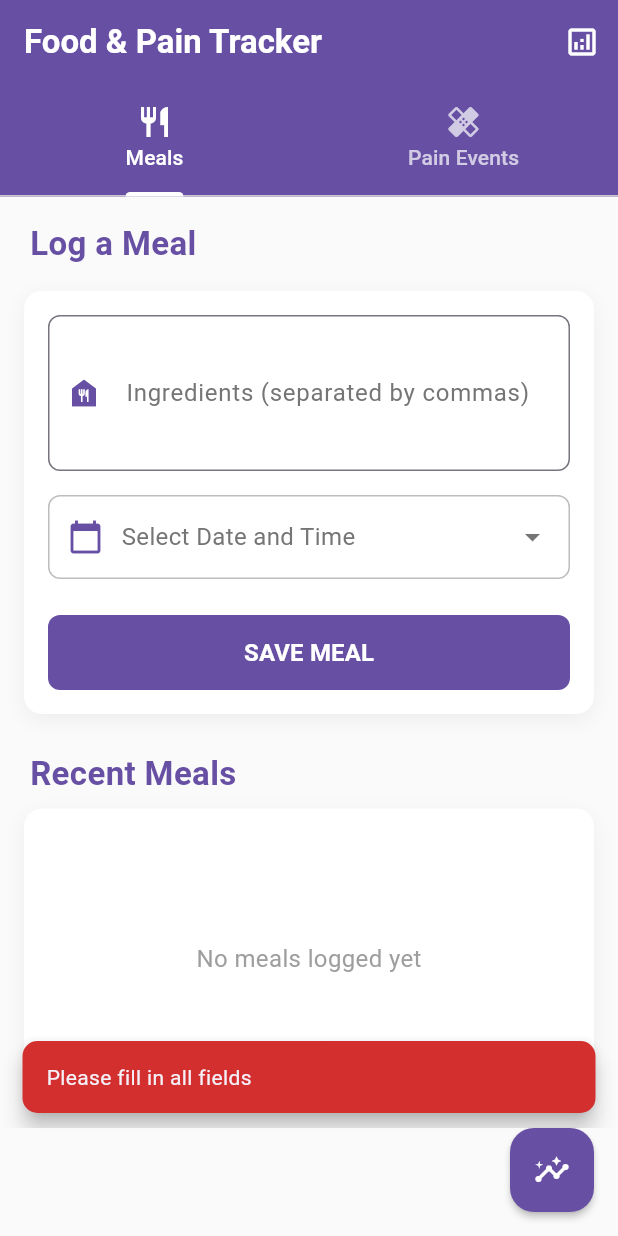
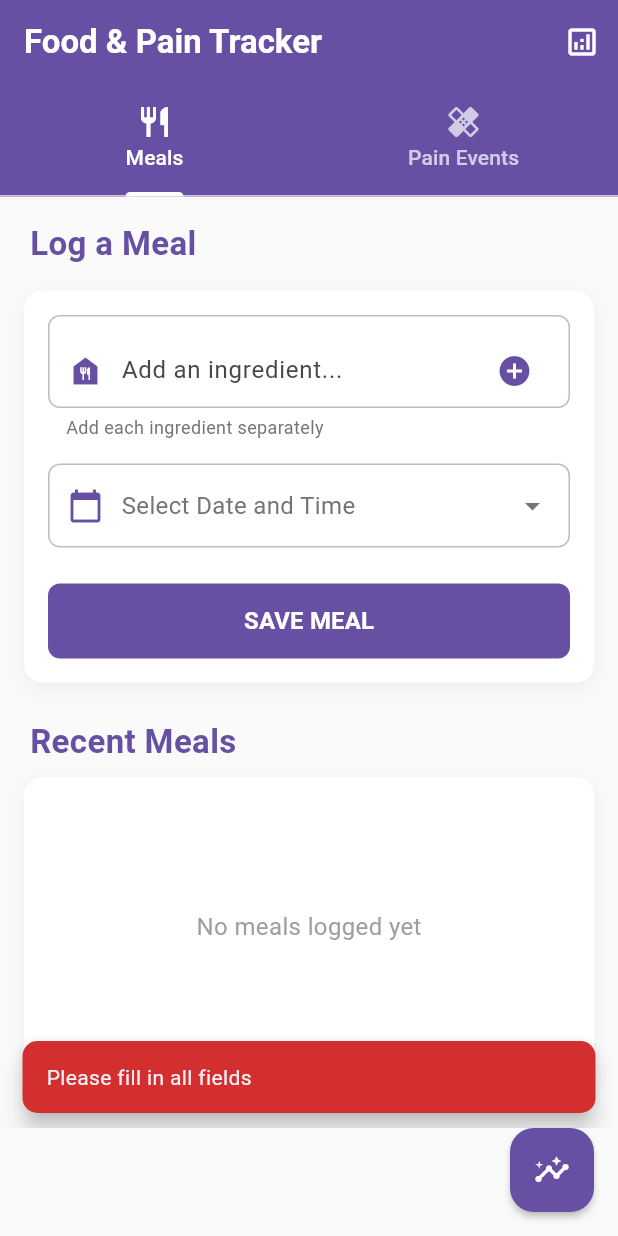
Before and after one commit to KellyRoussel/Bobobidou, a Flutter app: the screen it shows after launch, after a tap on "SAVE MEAL", on a phone screen of 412 x 824 dp. Run offline on Flutter 3.47's test engine with Material 3 defaults, Android fonts, the phone set to English and light mode, and no system bars; our stand-ins replace fl_chart, sqflite; accounts and stored records are empty.

Commit message:
improve ingredients selection

```diff
--- a/lib/pages/home_page.dart
+++ b/lib/pages/home_page.dart
@@ -1,3 +1,4 @@
+import 'package:bobobidou/pages/widgets/ingredients_chips.dart';
 import 'package:flutter/material.dart';
 import 'package:provider/provider.dart';
 import '../models/meal.dart';
@@ -19,6 +20,7 @@ class _HomePageState extends State<HomePage> with SingleTickerProviderStateMixin
   DateTime? _selectedMealDateTime;
   DateTime? _selectedPainDateTime;
   late TabController _tabController;
+  List<String> _selectedIngredients = [];
 
   @override
   void initState() {
@@ -140,21 +142,12 @@ class _HomePageState extends State<HomePage> with SingleTickerProviderStateMixin
                   child: Column(
                     crossAxisAlignment: CrossAxisAlignment.start,
                     children: [
-                      TextField(
-                        controller: _ingredientsController,
-                        decoration: InputDecoration(
-                          labelText: "Ingredients (separated by commas)",
-                          labelStyle: TextStyle(color: Colors.grey[600]),
-                          border: OutlineInputBorder(
-                            borderRadius: BorderRadius.circular(8),
-                          ),
-                          focusedBorder: OutlineInputBorder(
-                            borderRadius: BorderRadius.circular(8),
-                            borderSide: const BorderSide(color: Color(0xFF6750A4), width: 2),
-                          ),
-                          prefixIcon: const Icon(Icons.food_bank, color: Color(0xFF6750A4)),
-                        ),
-                        maxLines: 3,
+                      IngredientInputWidget(
+                        onIngredientsChanged: (ingredients) {
+                          setState(() {
+                            _selectedIngredients = ingredients;
+                          });
+                        },
                       ),
                       const SizedBox(height: 16),
                       InkWell(
@@ -198,23 +191,17 @@ class _HomePageState extends State<HomePage> with SingleTickerProviderStateMixin
                         height: 50,
                         child: ElevatedButton(
                           onPressed: () async {
-                            if (_selectedMealDateTime != null &&
-                                _ingredientsController.text.trim().isNotEmpty) {
-                              final ingredients = _ingredientsController.text
-                                  .split(',')
-                                  .map((s) => s.trim())
-                                  .where((s) => s.isNotEmpty)
-                                  .toList();
-
+                            if (_selectedMealDateTime != null && _selectedIngredients.isNotEmpty) {
                               Meal meal = Meal(
-                                  dateTime: _selectedMealDateTime!,
-                                  ingredients: ingredients);
+                                dateTime: _selectedMealDateTime!,
+                                ingredients: _selectedIngredients,
+                              );
 
                               await mealsProvider.addMeal(meal);
-                              _ingredientsController.clear();
 
                               setState(() {
                                 _selectedMealDateTime = null;
+                                _selectedIngredients = [];
                               });
 
                               ScaffoldMessenger.of(context).showSnackBar(
--- /dev/null
+++ b/lib/pages/widgets/ingredients_chips.dart
@@ -0,0 +1,126 @@
+import 'package:flutter/material.dart';
+
+class IngredientInputWidget extends StatefulWidget {
+  final List<String> initialIngredients;
+  final Function(List<String>) onIngredientsChanged;
+
+  const IngredientInputWidget({
+    Key? key,
+    this.initialIngredients = const [],
+    required this.onIngredientsChanged,
+  }) : super(key: key);
+
+  @override
+  State<IngredientInputWidget> createState() => _IngredientInputWidgetState();
+}
+
+class _IngredientInputWidgetState extends State<IngredientInputWidget> {
+  final TextEditingController _controller = TextEditingController();
+  final FocusNode _focusNode = FocusNode();
+  List<String> _ingredients = [];
+
+  @override
+  void initState() {
+    super.initState();
+    _ingredients = List.from(widget.initialIngredients);
+  }
+
+  @override
+  void dispose() {
+    _controller.dispose();
+    _focusNode.dispose();
+    super.dispose();
+  }
+
+  void _addIngredient(String ingredient) {
+    if (ingredient.trim().isNotEmpty &&
+        !_ingredients.contains(ingredient.trim())) {
+      setState(() {
+        _ingredients.add(ingredient.trim());
+        _controller.clear();
+      });
+      widget.onIngredientsChanged(_ingredients);
+    }
+  }
+
+  void _removeIngredient(String ingredient) {
+    setState(() {
+      _ingredients.remove(ingredient);
+    });
+    widget.onIngredientsChanged(_ingredients);
+  }
+
+  @override
+  Widget build(BuildContext context) {
+    return Column(
+      crossAxisAlignment: CrossAxisAlignment.start,
+      children: [
+        Container(
+          decoration: BoxDecoration(
+            border: Border.all(color: Colors.grey[400]!),
+            borderRadius: BorderRadius.circular(8),
+          ),
+          child: Column(
+            crossAxisAlignment: CrossAxisAlignment.start,
+            children: [
+              Padding(
+                padding: const EdgeInsets.only(top: 12, left: 12, right: 12),
+                child: Row(
+                  children: [
+                    const Icon(Icons.food_bank, color: Color(0xFF6750A4)),
+                    const SizedBox(width: 12),
+                    Expanded(
+                      child: TextField(
+                        controller: _controller,
+                        focusNode: _focusNode,
+                        decoration: const InputDecoration(
+                          hintText: 'Add an ingredient...',
+                          border: InputBorder.none,
+                        ),
+                        onSubmitted: (value) {
+                          _addIngredient(value);
+                          _focusNode.requestFocus();
+                        },
+                      ),
+                    ),
+                    IconButton(
+                      icon: const Icon(Icons.add_circle, color: Color(0xFF6750A4)),
+                      onPressed: () {
+                        _addIngredient(_controller.text);
+                        _focusNode.requestFocus();
+                      },
+                    ),
+                  ],
+                ),
+              ),
+              if (_ingredients.isNotEmpty)
+                Padding(
+                  padding: const EdgeInsets.all(12),
+                  child: Wrap(
+                    spacing: 8,
+                    runSpacing: 8,
+                    children: _ingredients.map((ingredient) {
+                      return Chip(
+                        label: Text(ingredient),
+                        backgroundColor: const Color(0xFFEDE7F6),
+                        deleteIconColor: const Color(0xFF6750A4),
+                        onDeleted: () => _removeIngredient(ingredient),
+                      );
+                    }).toList(),
+                  ),
+                ),
+            ],
+          ),
+        ),
+        const SizedBox(height: 4),
+        Padding(
+          padding: const EdgeInsets.only(left: 12),
+          child: Text(
+            'Add each ingredient separately',
+            style: TextStyle(color: Colors.grey[600], fontSize: 12),
+          ),
+        ),
+      ],
+    );
+  }
+}
```
